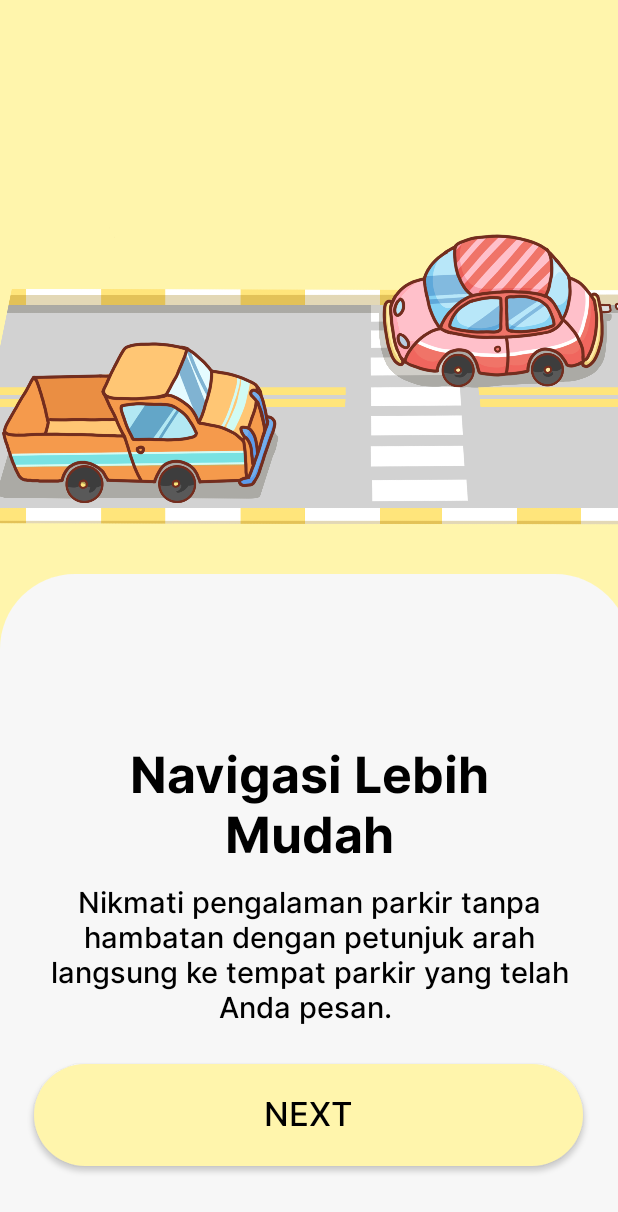
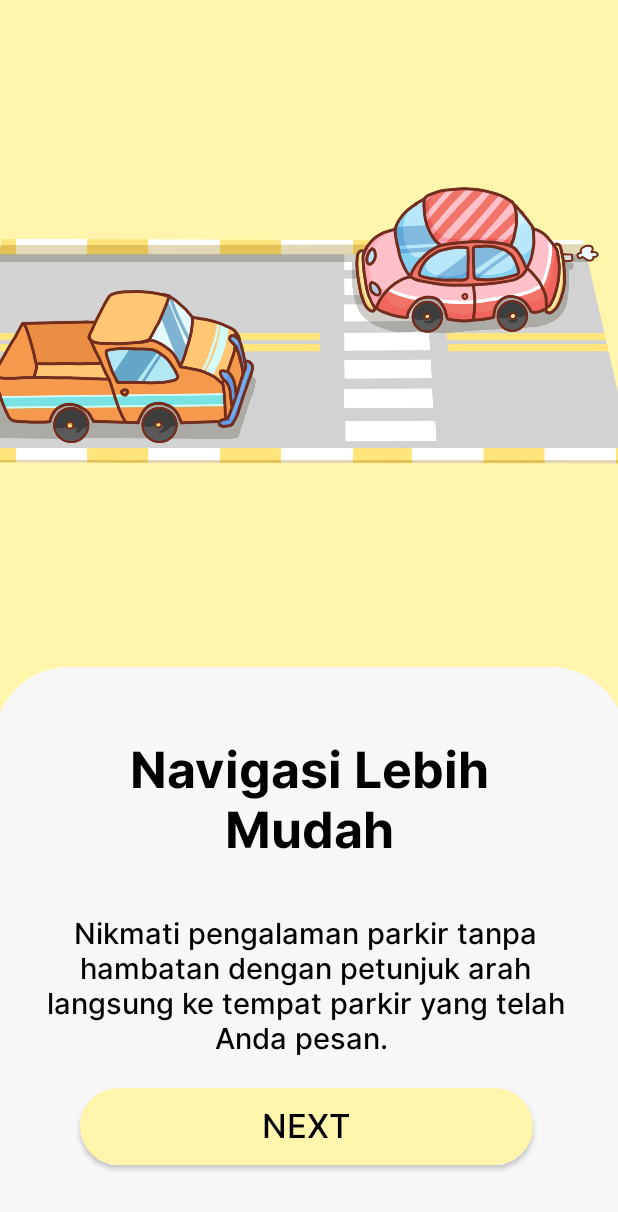
Before and after one commit to nrmalasari/ProyekTerparkir, an Android app: the screen it shows after launch (slide1), on a phone screen of 412 x 824 dp. Shown: the top 1212 px of the screen. Run offline under Robolectric (Android 15) with nearby library versions, the phone set to English and light mode, and no system bars.

Commit message:
Update xml terbaru mala

```diff
--- a/app/src/main/res/layout/activity_barcode_side.xml
+++ b/app/src/main/res/layout/activity_barcode_side.xml
@@ -21,8 +21,8 @@
 
     <View
         android:id="@+id/viewBarcode"
-        android:layout_width="370dp"
-        android:layout_height="490dp"
+        android:layout_width="347dp"
+        android:layout_height="485dp"
         android:background="@drawable/bg_booking"
         app:layout_constraintBottom_toBottomOf="parent"
         app:layout_constraintEnd_toEndOf="parent"
--- a/app/src/main/res/layout/activity_login.xml
+++ b/app/src/main/res/layout/activity_login.xml
@@ -13,7 +13,7 @@
         android:id="@+id/textView"
         android:layout_width="match_parent"
         android:layout_height="wrap_content"
-        android:layout_marginTop="168dp"
+        android:layout_marginTop="108dp"
         android:fontFamily="@font/font3semibold"
         android:text="Selamat Datang"
         android:textAlignment="center"
--- a/app/src/main/res/layout/activity_main.xml
+++ b/app/src/main/res/layout/activity_main.xml
@@ -47,10 +47,10 @@
         android:layout_height="19dp"
         app:layout_constraintBottom_toBottomOf="parent"
         app:layout_constraintEnd_toEndOf="parent"
-        app:layout_constraintHorizontal_bias="0.681"
+        app:layout_constraintHorizontal_bias="0.669"
         app:layout_constraintStart_toStartOf="parent"
         app:layout_constraintTop_toTopOf="parent"
-        app:layout_constraintVertical_bias="0.452"
+        app:layout_constraintVertical_bias="0.45"
         app:srcCompat="@drawable/logo" />
 
 </androidx.constraintlayout.widget.ConstraintLayout>
--- a/app/src/main/res/layout/activity_registrasi.xml
+++ b/app/src/main/res/layout/activity_registrasi.xml
@@ -24,7 +24,7 @@
         android:id="@+id/textViewRegis"
         android:layout_width="match_parent"
         android:layout_height="wrap_content"
-        android:layout_marginTop="120dp"
+        android:layout_marginTop="88dp"
         android:fontFamily="@font/font3semibold"
         android:text="Buat Akun"
         android:textAlignment="center"
--- a/app/src/main/res/layout/activity_slide1.xml
+++ b/app/src/main/res/layout/activity_slide1.xml
@@ -10,21 +10,21 @@
 
     <View
         android:id="@+id/bottom_view"
-        android:layout_width="420dp"
-        android:layout_height="441dp"
+        android:layout_width="421dp"
+        android:layout_height="379dp"
         android:background="@drawable/bg_view"
         app:layout_constraintBottom_toBottomOf="parent"
         app:layout_constraintEnd_toEndOf="parent"
-        app:layout_constraintHorizontal_bias="0.0"
         app:layout_constraintStart_toStartOf="parent"
-        app:layout_constraintTop_toTopOf="parent"
+        app:layout_constraintTop_toBottomOf="@+id/imageView2"
         app:layout_constraintVertical_bias="1.0" />
 
     <ImageView
-        android:layout_width="510dp"
-        android:layout_height="334dp"
+        android:id="@+id/imageView2"
+        android:layout_width="477dp"
+        android:layout_height="326dp"
         android:layout_marginStart="-40dp"
-        android:layout_marginTop="84dp"
+        android:layout_marginTop="52dp"
         app:layout_constraintStart_toStartOf="parent"
         app:layout_constraintTop_toTopOf="parent"
         app:srcCompat="@drawable/mobil" />
@@ -33,34 +33,35 @@
         android:id="@+id/nav1"
         android:layout_width="275dp"
         android:layout_height="95dp"
-        android:layout_marginTop="492dp"
+        android:layout_marginTop="44dp"
         android:fontFamily="@font/font1"
         android:text="Navigasi Lebih Mudah"
         android:textAlignment="center"
         android:textColor="@color/black"
         android:textSize="33dp"
-        app:layout_constraintEnd_toEndOf="parent"
-        app:layout_constraintStart_toStartOf="parent"
-        app:layout_constraintTop_toTopOf="parent" />
+        app:layout_constraintEnd_toEndOf="@+id/bottom_view"
+        app:layout_constraintStart_toStartOf="@+id/bottom_view"
+        app:layout_constraintTop_toTopOf="@+id/bottom_view" />
 
     <TextView
         android:id="@+id/nav2"
         android:layout_width="375dp"
         android:layout_height="103dp"
+        android:layout_marginTop="24dp"
         android:fontFamily="@font/font2m"
         android:text="Nikmati pengalaman parkir tanpa hambatan dengan petunjuk arah langsung ke tempat parkir yang telah Anda pesan. "
         android:textAlignment="center"
         android:textColor="@color/black"
         android:textSize="19dp"
         app:layout_constraintEnd_toEndOf="parent"
-        app:layout_constraintStart_toStartOf="parent"
+        app:layout_constraintStart_toStartOf="@+id/bottom_view"
         app:layout_constraintTop_toBottomOf="@+id/nav1"
         tools:ignore="MissingConstraints" />
 
     <androidx.appcompat.widget.AppCompatButton
         android:id="@+id/bottom1"
-        android:layout_width="366dp"
-        android:layout_height="68dp"
+        android:layout_width="302dp"
+        android:layout_height="51dp"
         android:background="@drawable/btn_shape"
         android:fontFamily="@font/font2m"
         android:text="Next"
@@ -68,10 +69,10 @@
         android:textColor="@color/black"
         android:textSize="22sp"
         app:layout_constraintBottom_toBottomOf="@+id/bottom_view"
-        app:layout_constraintEnd_toEndOf="parent"
+        app:layout_constraintEnd_toEndOf="@+id/bottom_view"
         app:layout_constraintHorizontal_bias="0.488"
-        app:layout_constraintStart_toStartOf="parent"
-        app:layout_constraintTop_toBottomOf="@+id/nav1"
-        app:layout_constraintVertical_bias="0.724" />
+        app:layout_constraintStart_toStartOf="@+id/bottom_view"
+        app:layout_constraintTop_toBottomOf="@+id/nav2"
+        app:layout_constraintVertical_bias="0.223" />
 
 </androidx.constraintlayout.widget.ConstraintLayout>
```
Also changed, not shown: app/src/main/res/layout/activity_admin_edit_data_user.xml (+6 -6 lines), app/src/main/res/layout/activity_edit_profile.xml (+49 -49 lines), app/src/main/res/layout/activity_peta_parkir1.xml (+7 -8 lines), app/src/main/res/layout/activity_slide2.xml (+12 -13 lines), app/src/main/res/layout/fragment_home.xml (+15 -15 lines), app/src/main/res/layout/fragment_home_admin.xml (+29 -29 lines), app/src/main/res/layout/fragment_peta_parkiran1.xml (+32 -32 lines), app/src/main/res/layout/fragment_peta_parkiran2.xml (+16 -16 lines), app/src/main/res/layout/fragment_peta_parkiran3.xml (+16 -16 lines), app/src/main/res/layout/fragment_settings.xml (+12 -12 lines).
